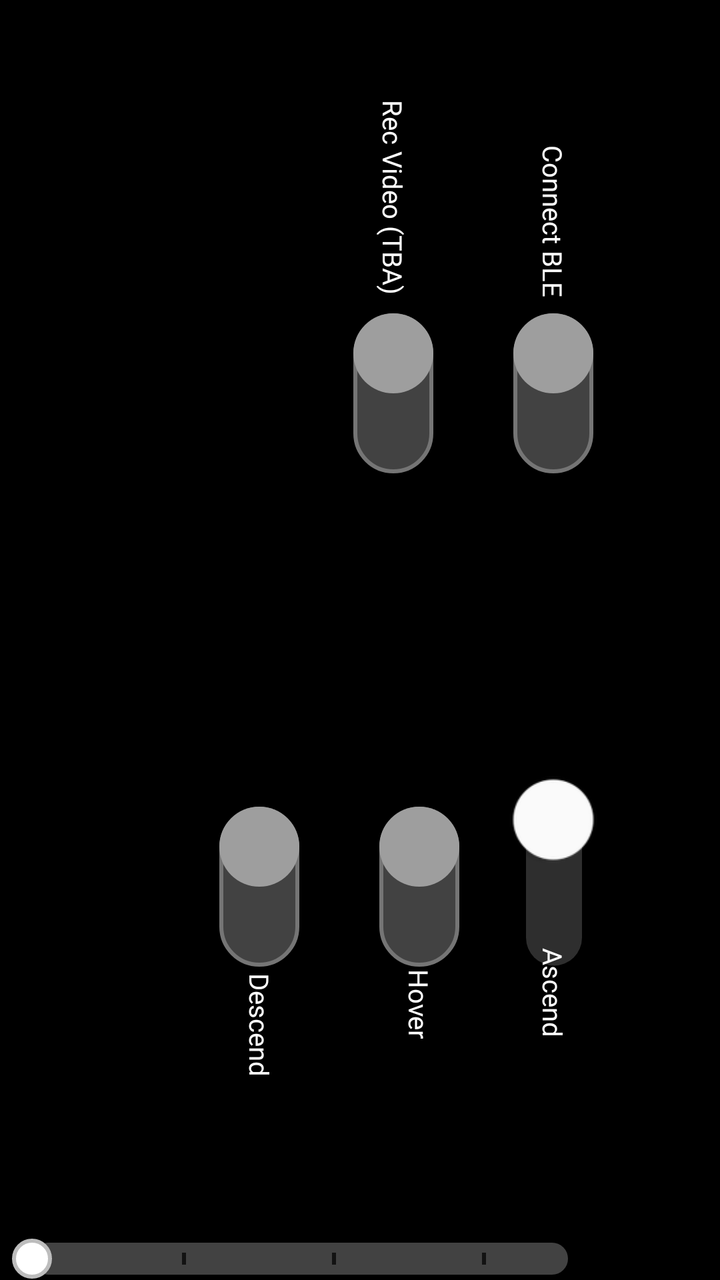
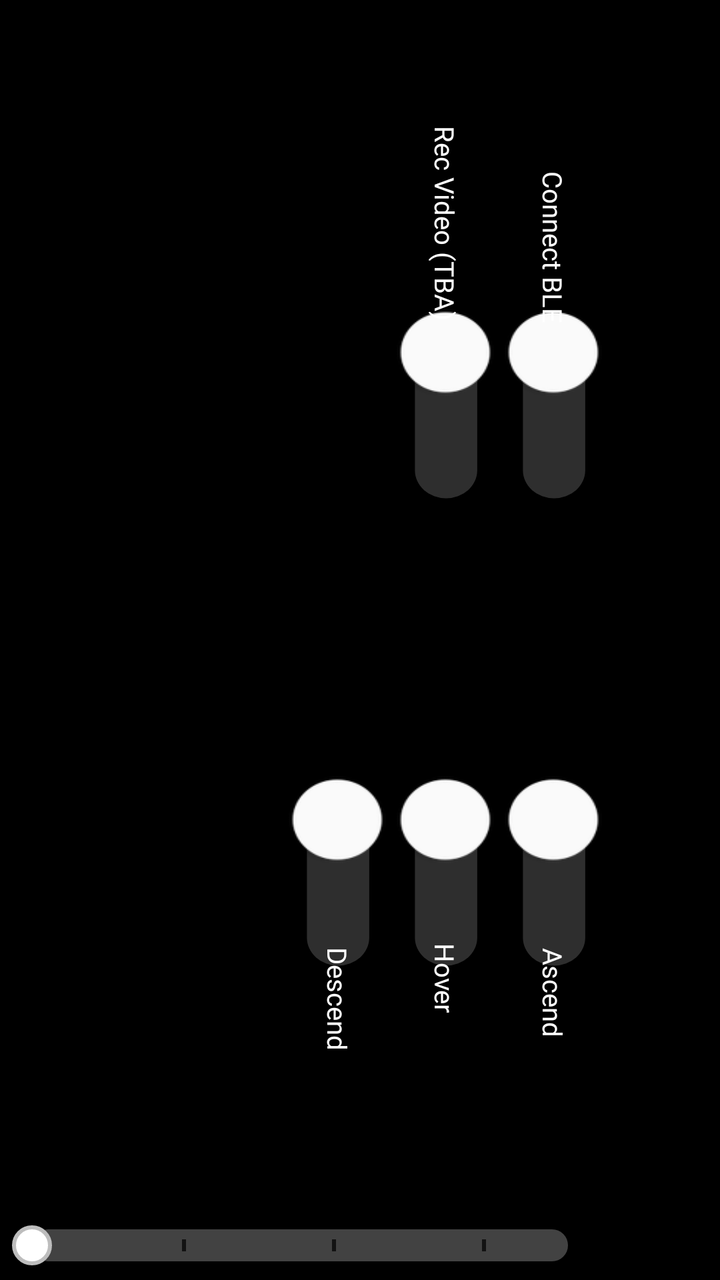

Two renders of the same Android screen: before a commit and after it. Below are the layout's source before the change and the commit's diff.
<!-- AndroidManifest.xml: application theme Theme.JohannUniversalController -->
<!-- res/layout/main_layout.xml -->
<?xml version="1.0" encoding="utf-8"?>
<androidx.drawerlayout.widget.DrawerLayout android:id="@+id/drawer_layout"
    android:layout_width="match_parent"
    android:layout_height="match_parent"
    xmlns:android="http://schemas.android.com/apk/res/android"
    android:fitsSystemWindows="true"
    android:background="@color/black"
    xmlns:app="http://schemas.android.com/apk/res-auto"
    >

    <androidx.constraintlayout.widget.ConstraintLayout
        android:layout_width="match_parent"
        android:layout_height="match_parent">

        <ImageView
            android:id="@+id/logo"
            android:layout_width="500px"
            android:layout_height="500px"
            android:rotation="90"
            android:src="@mipmap/ic_launcher"
            app:layout_constraintBottom_toBottomOf="parent"
            app:layout_constraintRight_toRightOf="parent"
            app:layout_constraintTop_toTopOf="parent">

        </ImageView>

        <Switch
            android:id="@+id/Ascend"
            android:layout_width="wrap_content"
            android:layout_height="wrap_content"
            android:layout_marginTop="20dp"
            android:gravity="center"
            android:rotation="90"
            android:thumbTint="#FFFFFF"
            android:trackTint="#B0B0B0"
            android:trackTintMode="src_in"
            android:scaleX="2"
            android:scaleY="2"
            android:textOff=""
            android:textOn=""
            app:layout_constraintLeft_toLeftOf="@id/logo"
            app:layout_constraintRight_toRightOf="@id/logo"
            app:layout_constraintTop_toBottomOf="@id/logo"
            app:showText="false"
            ></Switch>

        <androidx.appcompat.widget.SwitchCompat
            android:id="@+id/Hover"
            android:layout_width="wrap_content"
            android:layout_height="wrap_content"
            android:layout_marginTop="20dp"
            android:gravity="center"
            android:rotation="90"
            android:thumb="@drawable/custom_switch_thub"
            app:layout_constraintRight_toLeftOf="@id/Ascend"
            app:layout_constraintTop_toBottomOf="@id/logo"
            app:showText="false"
            app:track="@drawable/custom_switch_off"></androidx.appcompat.widget.SwitchCompat>

        <androidx.appcompat.widget.SwitchCompat
            android:id="@+id/Descend"
            android:layout_width="wrap_content"
            android:layout_height="wrap_content"
            android:layout_marginTop="20dp"
            android:gravity="center"
            android:rotation="90"
            android:thumb="@drawable/custom_switch_thub"
            app:layout_constraintRight_toLeftOf="@id/Hover"
            app:layout_constraintTop_toBottomOf="@id/logo"
            app:showText="false"
            app:track="@drawable/custom_switch_off">

        </androidx.appcompat.widget.SwitchCompat>

        <androidx.appcompat.widget.SwitchCompat
            android:id="@+id/ConnectBLE"
            android:layout_width="wrap_content"
            android:layout_height="wrap_content"
            android:layout_marginBottom="20dp"
            android:gravity="center"
            android:rotation="90"
            android:thumb="@drawable/custom_switch_thub"
            app:layout_constraintBottom_toTopOf="@id/logo"
            app:layout_constraintLeft_toLeftOf="@id/logo"
            app:layout_constraintRight_toRightOf="@id/logo"
            app:showText="false"
            app:track="@drawable/custom_switch_off"></androidx.appcompat.widget.SwitchCompat>

        <androidx.appcompat.widget.SwitchCompat
            android:id="@+id/RecVideo"
            android:layout_width="wrap_content"
            android:layout_height="wrap_content"
            android:layout_marginBottom="20dp"
            android:gravity="center"
            android:rotation="90"
            android:thumb="@drawable/custom_switch_thub"
            app:layout_constraintBottom_toTopOf="@id/logo"
            app:layout_constraintRight_toLeftOf="@id/ConnectBLE"
            app:showText="false"
            app:track="@drawable/custom_switch_off"></androidx.appcompat.widget.SwitchCompat>


        <SeekBar
            android:id="@+id/altitude"
            android:layout_width="900px"
            android:layout_height="wrap_content"
            android:layout_marginTop="155dp"
            android:progressDrawable="@drawable/custom_seekbar_track"

            android:splitTrack="false"

            android:thumb="@drawable/custom_seekbar_thumb"
            app:layout_constraintBottom_toBottomOf="parent"
            app:layout_constraintTop_toBottomOf="@id/Descend"
            app:layout_goneMarginBottom="10dp">

        </SeekBar>

        <TextView
            android:layout_width="wrap_content"
            android:layout_height="wrap_content"
            android:layout_marginTop="37dp"
            android:fontFamily="@font/poppins_regular"
            android:rotation="90"
            android:text="Ascend"
            android:textColor="@color/white"
            android:textSize="40px"
            app:layout_constraintLeft_toLeftOf="@id/Ascend"
            app:layout_constraintRight_toRightOf="@id/Ascend"
            app:layout_constraintTop_toBottomOf="@id/Ascend"


            ></TextView>

        <TextView
            android:layout_width="wrap_content"
            android:layout_height="wrap_content"
            android:layout_marginTop="30dp"
            android:fontFamily="@font/poppins_regular"
            android:rotation="90"
            android:text="Hover"
            android:textColor="@color/white"
            android:textSize="40px"
            app:layout_constraintLeft_toLeftOf="@id/Hover"
            app:layout_constraintRight_toRightOf="@id/Hover"
            app:layout_constraintTop_toBottomOf="@id/Hover"


            ></TextView>

        <TextView
            android:layout_width="wrap_content"
            android:layout_height="wrap_content"
            android:layout_marginTop="40dp"
            android:fontFamily="@font/poppins_regular"
            android:rotation="90"
            android:text="Descend"
            android:textColor="@color/white"
            android:textSize="40px"
            app:layout_constraintLeft_toLeftOf="@id/Descend"
            app:layout_constraintRight_toRightOf="@id/Descend"
            app:layout_constraintTop_toBottomOf="@id/Descend"


            ></TextView>

        <TextView
            android:layout_width="wrap_content"
            android:layout_height="wrap_content"
            android:layout_marginBottom="57dp"
            android:fontFamily="@font/poppins_regular"
            android:rotation="90"
            android:text="Connect BLE"
            android:textColor="@color/white"
            android:textSize="40px"
            app:layout_constraintBottom_toTopOf="@id/ConnectBLE"
            app:layout_constraintLeft_toLeftOf="@id/ConnectBLE"
            app:layout_constraintRight_toRightOf="@id/ConnectBLE"


            ></TextView>

        <TextView
            android:layout_width="wrap_content"
            android:layout_height="wrap_content"
            android:layout_marginBottom="69dp"
            android:fontFamily="@font/poppins_regular"
            android:rotation="90"
            android:text="Rec Video (TBA)"
            android:textColor="@color/white"
            android:textSize="40px"
            app:layout_constraintBottom_toTopOf="@id/RecVideo"
            app:layout_constraintLeft_toLeftOf="@id/RecVideo"
            app:layout_constraintRight_toRightOf="@id/RecVideo"


            ></TextView>

    </androidx.constraintlayout.widget.ConstraintLayout>


    </androidx.drawerlayout.widget.DrawerLayout>
<!-- resources referenced by this layout -->
<resources>
  <color name="black">#FF000000</color>
  <color name="white">#FFFFFFFF</color>
  <!-- drawable custom_seekbar_thumb (drawable) -->
  <?xml version="1.0" encoding="utf-8"?>
  <shape xmlns:android="http://schemas.android.com/apk/res/android"
      android:shape="oval"> <solid android:color="@color/seekbar_thumb_color" />
  
      <size
          android:width="20dp"
          android:height="20dp" />
  
      <stroke
          android:width="2dp"
          android:color="@color/seekbar_track_active" />
  </shape>
  <!-- drawable custom_seekbar_track (drawable) -->
  <?xml version="1.0" encoding="utf-8"?>
  <layer-list xmlns:android="http://schemas.android.com/apk/res/android">
  
      <item android:id="@android:id/background">
          <shape>
              <corners android:radius="10dp" />
              <solid android:color="@color/seekbar_track_inactive" />
              <size android:height="6dp" />
          </shape>
      </item>
  
      <item android:id="@android:id/progress">
          <clip>
              <shape>
                  <corners android:radius="10dp" />
                  <solid android:color="@color/seekbar_track_active" />
              </shape>
          </clip>
      </item>
  
      <item android:left="75dp" android:gravity="center_vertical|left">
          <shape>
              <solid android:color="#121212" /> <size android:width="2dp" android:height="6dp" /> </shape>
      </item>
  
      <item android:left="150dp" android:gravity="center_vertical|left">
          <shape>
              <solid android:color="#121212" />
              <size android:width="2dp" android:height="6dp" />
          </shape>
      </item>
  
      <item android:left="225dp" android:gravity="center_vertical|left">
          <shape>
              <solid android:color="#121212" />
              <size android:width="2dp" android:height="6dp" />
          </shape>
      </item>
  
  </layer-list>
  <!-- drawable custom_switch_off (drawable) -->
  <?xml version="1.0" encoding="utf-8"?>
  <selector xmlns:android="http://schemas.android.com/apk/res/android">
      <item android:state_checked="true">
          <shape android:shape="rectangle">
              <solid android:color="#BDBDBD" />
              <corners android:radius="50dp" />
              <size android:width="80dp" android:height="40dp" />
          </shape>
      </item>
  
      <item>
          <shape android:shape="rectangle">
              <solid android:color="#424242" />
              <corners android:radius="50dp" />
              <stroke android:width="2dp" android:color="#757575" />
              <size android:width="80dp" android:height="40dp" />
          </shape>
      </item>
  </selector>
  <!-- drawable custom_switch_thub (drawable) -->
  <?xml version="1.0" encoding="utf-8"?>
  <selector xmlns:android="http://schemas.android.com/apk/res/android">
      <item android:state_checked="true">
          <shape android:shape="oval">
              <solid android:color="#FFFFFF" />
              <size android:width="40dp" android:height="40dp" />
          </shape>
      </item>
  
      <item android:state_checked="false">
          <shape android:shape="oval">
              <solid android:color="#9E9E9E" />
              <size android:width="40dp" android:height="40dp" />
          </shape>
      </item>
  </selector>
  <!-- mipmap ic_launcher (mipmap-anydpi-v26) -->
  <?xml version="1.0" encoding="utf-8"?>
  <adaptive-icon xmlns:android="http://schemas.android.com/apk/res/android">
      <background android:drawable="@drawable/ic_launcher_background"/>
      <foreground android:drawable="@mipmap/ic_launcher_foreground"/>
  </adaptive-icon>
  <style name="Theme.JohannUniversalController" parent="android:Theme.Material.Light.NoActionBar" />
  <color name="seekbar_thumb_color">#FFFFFF</color>
  <color name="seekbar_track_active">#BDBDBD</color>
  <color name="seekbar_track_inactive">#424242</color>
  <!-- drawable ic_launcher_background: vector/xml drawable (drawable, 4866 chars, omitted) -->
</resources>

<!-- the commit's change to res/layout/main_layout.xml (unified diff, before → after) -->
@@ -32,10 +32,11 @@
             android:gravity="center"
             android:rotation="90"
             android:thumbTint="#FFFFFF"
-            android:trackTint="#B0B0B0"
-            android:trackTintMode="src_in"
-            android:scaleX="2"
-            android:scaleY="2"
+            android:thumbTintMode="multiply"
+            android:trackTint="#B0B0B0"
+            android:trackTintMode="src_in"
+            android:scaleX="2"
+            android:scaleY="2.225"
             android:textOff=""
             android:textOn=""
             app:layout_constraintLeft_toLeftOf="@id/logo"
@@ -44,60 +45,88 @@
             app:showText="false"
             ></Switch>
 
-        <androidx.appcompat.widget.SwitchCompat
+        <Switch
             android:id="@+id/Hover"
             android:layout_width="wrap_content"
             android:layout_height="wrap_content"
             android:layout_marginTop="20dp"
             android:gravity="center"
             android:rotation="90"
-            android:thumb="@drawable/custom_switch_thub"
+            android:thumbTint="#FFFFFF"
+            android:thumbTintMode="multiply"
+            android:trackTint="#B0B0B0"
+            android:trackTintMode="src_in"
+            android:scaleX="2"
+            android:scaleY="2.225"
+            android:textOff=""
+            android:textOn=""
             app:layout_constraintRight_toLeftOf="@id/Ascend"
             app:layout_constraintTop_toBottomOf="@id/logo"
             app:showText="false"
-            app:track="@drawable/custom_switch_off"></androidx.appcompat.widget.SwitchCompat>
-
-        <androidx.appcompat.widget.SwitchCompat
+            ></Switch>
+
+        <Switch
             android:id="@+id/Descend"
             android:layout_width="wrap_content"
             android:layout_height="wrap_content"
             android:layout_marginTop="20dp"
             android:gravity="center"
             android:rotation="90"
-            android:thumb="@drawable/custom_switch_thub"
+            android:thumbTint="#FFFFFF"
+            android:thumbTintMode="multiply"
+            android:trackTint="#B0B0B0"
+            android:trackTintMode="src_in"
+            android:scaleX="2"
+            android:scaleY="2.225"
+            android:textOff=""
+            android:textOn=""
             app:layout_constraintRight_toLeftOf="@id/Hover"
             app:layout_constraintTop_toBottomOf="@id/logo"
             app:showText="false"
-            app:track="@drawable/custom_switch_off">
-
-        </androidx.appcompat.widget.SwitchCompat>
-
-        <androidx.appcompat.widget.SwitchCompat
+            >
+
+        </Switch>
+
+        <Switch
             android:id="@+id/ConnectBLE"
             android:layout_width="wrap_content"
             android:layout_height="wrap_content"
             android:layout_marginBottom="20dp"
             android:gravity="center"
             android:rotation="90"
-            android:thumb="@drawable/custom_switch_thub"
+            android:thumbTint="#FFFFFF"
+            android:thumbTintMode="multiply"
+            android:trackTint="#B0B0B0"
+            android:trackTintMode="src_in"
+            android:scaleX="2"
+            android:scaleY="2.225"
+            android:textOff=""
+            android:textOn=""
             app:layout_constraintBottom_toTopOf="@id/logo"
             app:layout_constraintLeft_toLeftOf="@id/logo"
             app:layout_constraintRight_toRightOf="@id/logo"
             app:showText="false"
-            app:track="@drawable/custom_switch_off"></androidx.appcompat.widget.SwitchCompat>
-
-        <androidx.appcompat.widget.SwitchCompat
+            ></Switch>
+
+        <Switch
             android:id="@+id/RecVideo"
             android:layout_width="wrap_content"
             android:layout_height="wrap_content"
             android:layout_marginBottom="20dp"
             android:gravity="center"
             android:rotation="90"
-            android:thumb="@drawable/custom_switch_thub"
+            android:thumbTint="#FFFFFF"
+            android:thumbTintMode="multiply"
+            android:trackTint="#B0B0B0"
+            android:trackTintMode="src_in"
+            android:scaleX="2"
+            android:scaleY="2.225"
+            android:textOff=""
+            android:textOn=""
             app:layout_constraintBottom_toTopOf="@id/logo"
             app:layout_constraintRight_toLeftOf="@id/ConnectBLE"
             app:showText="false"
-            app:track="@drawable/custom_switch_off"></androidx.appcompat.widget.SwitchCompat>
+            ></Switch>
 
 
         <SeekBar
<!-- resource entries referenced after the edit -->
@@ -56,43 +56,6 @@
       </item>
   
   </layer-list>
-  <!-- drawable custom_switch_off (drawable) -->
-  <?xml version="1.0" encoding="utf-8"?>
-  <selector xmlns:android="http://schemas.android.com/apk/res/android">
-      <item android:state_checked="true">
-          <shape android:shape="rectangle">
-              <solid android:color="#BDBDBD" />
-              <corners android:radius="50dp" />
-              <size android:width="80dp" android:height="40dp" />
-          </shape>
-      </item>
-  
-      <item>
-          <shape android:shape="rectangle">
-              <solid android:color="#424242" />
-              <corners android:radius="50dp" />
-              <stroke android:width="2dp" android:color="#757575" />
-              <size android:width="80dp" android:height="40dp" />
-          </shape>
-      </item>
-  </selector>
-  <!-- drawable custom_switch_thub (drawable) -->
-  <?xml version="1.0" encoding="utf-8"?>
-  <selector xmlns:android="http://schemas.android.com/apk/res/android">
-      <item android:state_checked="true">
-          <shape android:shape="oval">
-              <solid android:color="#FFFFFF" />
-              <size android:width="40dp" android:height="40dp" />
-          </shape>
-      </item>
-  
-      <item android:state_checked="false">
-          <shape android:shape="oval">
-              <solid android:color="#9E9E9E" />
-              <size android:width="40dp" android:height="40dp" />
-          </shape>
-      </item>
-  </selector>
   <!-- mipmap ic_launcher (mipmap-anydpi-v26) -->
   <?xml version="1.0" encoding="utf-8"?>
   <adaptive-icon xmlns:android="http://schemas.android.com/apk/res/android">
